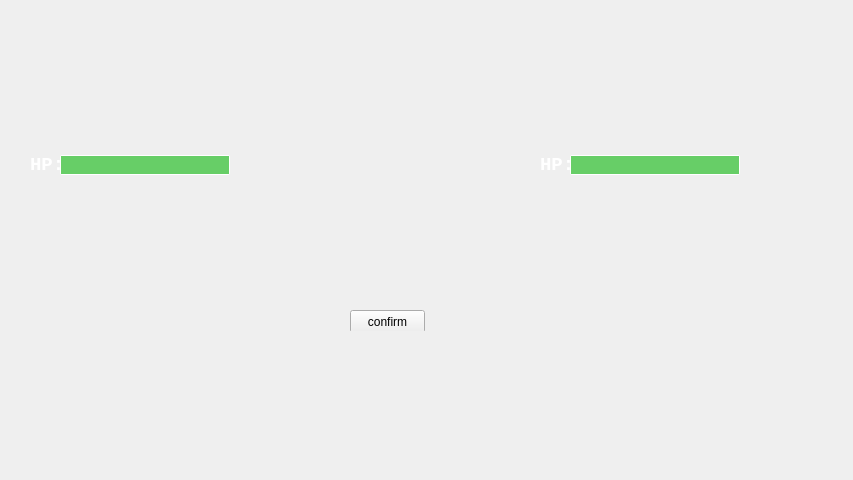
Old version of the form PokemonClient/battle.ui in the repository XiaoyuWang-BUPT/Pokemon.
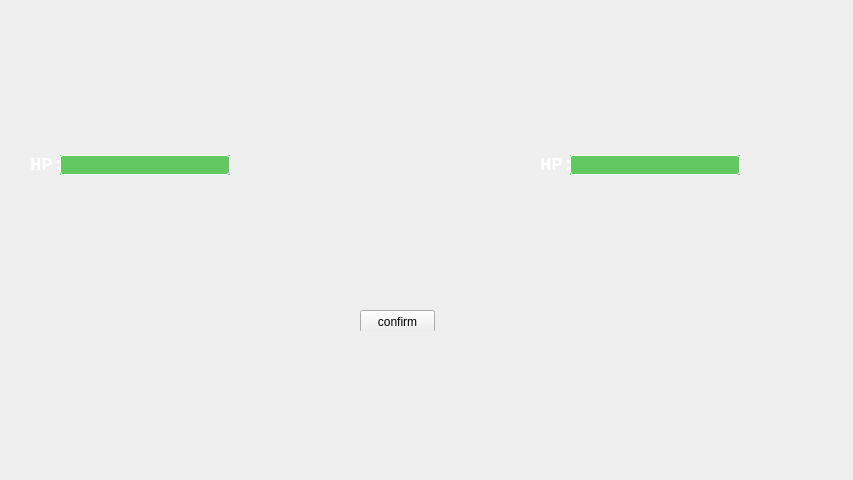
New version of the form. Icons and pictures are not drawn.

```diff
--- a/PokemonClient/battle.ui
+++ b/PokemonClient/battle.ui
@@ -77,35 +77,6 @@
        <height>25</height>
       </rect>
      </property>
-     <widget class="QProgressBar" name="myPokeHPBar">
-      <property name="geometry">
-       <rect>
-        <x>30</x>
-        <y>0</y>
-        <width>170</width>
-        <height>20</height>
-       </rect>
-      </property>
-      <property name="styleSheet">
-       <string notr="true">QProgressBar {
-	border : 1px solid white;
-	border-radius : 2px;
-	background-color : rgba(255, 255, 255, 175);
-}
-QProgressBar::chunk {
-	background-color : rgba(0, 175, 0, 150);
-}</string>
-      </property>
-      <property name="value">
-       <number>100</number>
-      </property>
-      <property name="textVisible">
-       <bool>false</bool>
-      </property>
-      <property name="orientation">
-       <enum>Qt::Horizontal</enum>
-      </property>
-     </widget>
      <widget class="QLabel" name="myHPLabel">
       <property name="geometry">
        <rect>
@@ -130,6 +101,33 @@
        <string>HP:</string>
       </property>
      </widget>
+     <widget class="QWidget" name="myPokeHPBarWidget" native="true">
+      <property name="geometry">
+       <rect>
+        <x>30</x>
+        <y>0</y>
+        <width>170</width>
+        <height>20</height>
+       </rect>
+      </property>
+      <property name="styleSheet">
+       <string notr="true">background-color : rgba(0, 175, 0, 150);</string>
+      </property>
+     </widget>
+     <widget class="QWidget" name="myBarDecorationWidget" native="true">
+      <property name="geometry">
+       <rect>
+        <x>30</x>
+        <y>0</y>
+        <width>170</width>
+        <height>20</height>
+       </rect>
+      </property>
+      <property name="styleSheet">
+       <string notr="true">border: 1px solid white;
+border-radius : 3px;</string>
+      </property>
+     </widget>
     </widget>
    </widget>
    <widget class="QWidget" name="enemyPoke" native="true">
@@ -174,28 +172,15 @@
    <widget class="QWidget" name="myPoke" native="true">
     <property name="geometry">
      <rect>
-      <x>30</x>
+      <x>50</x>
       <y>220</y>
       <width>200</width>
       <height>200</height>
      </rect>
     </property>
-    <widget class="QLabel" name="myPokeLabel">
-     <property name="geometry">
-      <rect>
-       <x>0</x>
-       <y>0</y>
-       <width>200</width>
-       <height>200</height>
-      </rect>
-     </property>
-     <property name="text">
-      <string/>
-     </property>
-     <property name="alignment">
-      <set>Qt::AlignCenter</set>
-     </property>
-    </widget>
+    <property name="styleSheet">
+     <string notr="true"/>
+    </property>
     <widget class="QLabel" name="myHurtLabel">
      <property name="geometry">
       <rect>
@@ -255,32 +240,6 @@
        <height>25</height>
       </rect>
      </property>
-     <widget class="QProgressBar" name="enemyPokeHPBar">
-      <property name="geometry">
-       <rect>
-        <x>30</x>
-        <y>0</y>
-        <width>170</width>
-        <height>20</height>
-       </rect>
-      </property>
-      <property name="styleSheet">
-       <string notr="true">QProgressBar {
-	border : 1px solid white;
-	border-radius : 2px;
-	background-color : rgba(255, 255, 255, 175);
-}
-QProgressBar::chunk {
-	background-color : rgba(0, 175, 0, 150);
-}</string>
-      </property>
-      <property name="value">
-       <number>100</number>
-      </property>
-      <property name="textVisible">
-       <bool>false</bool>
-      </property>
-     </widget>
      <widget class="QLabel" name="label">
       <property name="geometry">
        <rect>
@@ -305,6 +264,33 @@
        <string>HP:</string>
       </property>
      </widget>
+     <widget class="QWidget" name="enemyPokeHPBarWidget" native="true">
+      <property name="geometry">
+       <rect>
+        <x>30</x>
+        <y>0</y>
+        <width>170</width>
+        <height>20</height>
+       </rect>
+      </property>
+      <property name="styleSheet">
+       <string notr="true">background-color : rgba(0, 175, 0, 150);</string>
+      </property>
+     </widget>
+     <widget class="QWidget" name="enemyBarDecorationWidget" native="true">
+      <property name="geometry">
+       <rect>
+        <x>30</x>
+        <y>0</y>
+        <width>170</width>
+        <height>20</height>
+       </rect>
+      </property>
+      <property name="styleSheet">
+       <string notr="true">border : 1px solid white;
+border-radius : 3px;</string>
+      </property>
+     </widget>
     </widget>
    </widget>
    <widget class="QWidget" name="endWidget" native="true">
@@ -319,7 +305,7 @@
     <widget class="QPushButton" name="confirmButton">
      <property name="geometry">
       <rect>
-       <x>40</x>
+       <x>50</x>
        <y>110</y>
        <width>75</width>
        <height>23</height>
@@ -335,12 +321,16 @@
     <widget class="QLabel" name="winorloseLabel">
      <property name="geometry">
       <rect>
-       <x>50</x>
+       <x>13</x>
        <y>50</y>
-       <width>54</width>
-       <height>12</height>
+       <width>141</width>
+       <height>41</height>
       </rect>
      </property>
+     <property name="styleSheet">
+      <string notr="true">color: rgb(255, 255, 255);
+font: 75 24pt &quot;Consolas&quot;;</string>
+     </property>
      <property name="text">
       <string/>
      </property>
```
Left out of the diff: 48 changed lines with no effect on the pictures.
